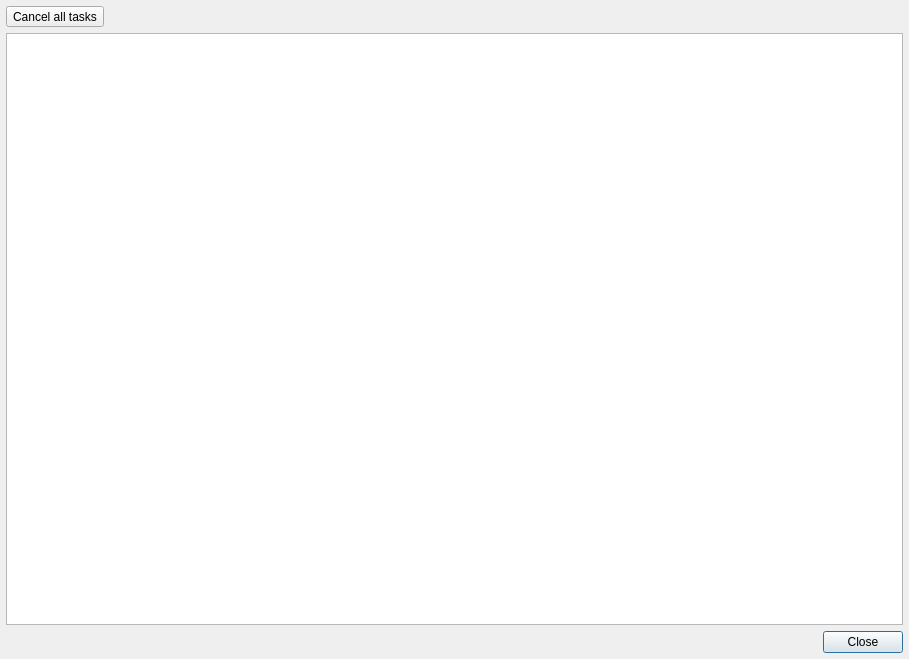
First picture: the form in ui/BackgroundTasksDialog.ui, repository BatchDrake/SigDigger, before the edit.
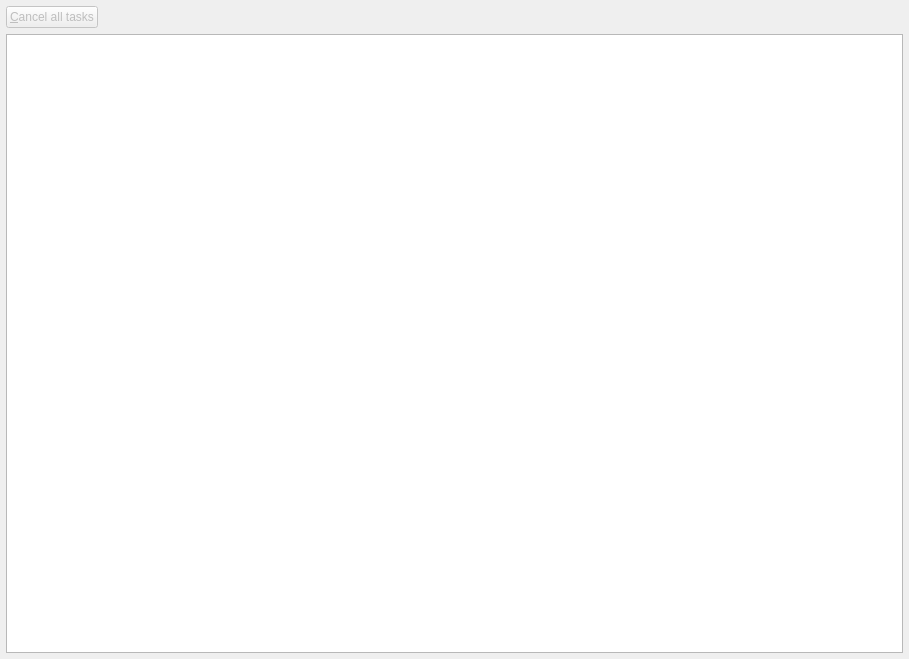
Second picture: the form after the edit.

Commit message: Implement data export task

Diff of the .ui file:
```diff
--- a/ui/BackgroundTasksDialog.ui
+++ b/ui/BackgroundTasksDialog.ui
@@ -26,7 +26,30 @@
    <property name="bottomMargin">
     <number>6</number>
    </property>
-   <item row="1" column="0">
+   <item row="0" column="0">
+    <widget class="QPushButton" name="cancelAllButton">
+     <property name="enabled">
+      <bool>false</bool>
+     </property>
+     <property name="text">
+      <string>&amp;Cancel all tasks</string>
+     </property>
+    </widget>
+   </item>
+   <item row="0" column="1">
+    <spacer name="horizontalSpacer">
+     <property name="orientation">
+      <enum>Qt::Horizontal</enum>
+     </property>
+     <property name="sizeHint" stdset="0">
+      <size>
+       <width>40</width>
+       <height>20</height>
+      </size>
+     </property>
+    </spacer>
+   </item>
+   <item row="1" column="0" colspan="2">
     <widget class="QTableView" name="tableView">
      <property name="alternatingRowColors">
       <bool>false</bool>
@@ -45,23 +68,6 @@
      </attribute>
     </widget>
    </item>
-   <item row="2" column="0">
-    <widget class="QDialogButtonBox" name="buttonBox">
-     <property name="orientation">
-      <enum>Qt::Horizontal</enum>
-     </property>
-     <property name="standardButtons">
-      <set>QDialogButtonBox::Close</set>
-     </property>
-    </widget>
-   </item>
-   <item row="0" column="0">
-    <widget class="QToolButton" name="cancelAllButton">
-     <property name="text">
-      <string>Cancel all tasks</string>
-     </property>
-    </widget>
-   </item>
   </layout>
  </widget>
  <resources/>
```
Left out of the diff: 38 changed lines with no effect on the pictures. The commit also changes 23 other files.
